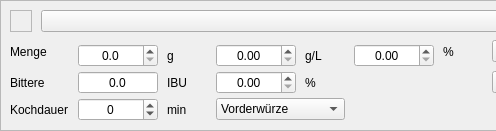
Before: the Qt Designer form kleiner-brauhelfer/widgets/wdghopfengabe.ui in kleiner-brauhelfer/kleiner-brauhelfer-2, drawn with Qt 5; both pictures show x 0 to 496 and y 0 to 131 of the 823 by 131 pixel window.
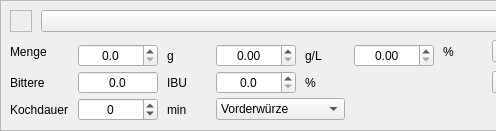
After: the same form once the commit is applied. Icons and pictures are not drawn. Custom widgets are drawn as their Qt base class.

```diff
--- a/kleiner-brauhelfer/widgets/wdghopfengabe.ui
+++ b/kleiner-brauhelfer/widgets/wdghopfengabe.ui
@@ -597,7 +597,7 @@
            <set>Qt::AlignCenter</set>
           </property>
           <property name="decimals">
-           <number>2</number>
+           <number>1</number>
           </property>
           <property name="minimum">
            <double>0.000000000000000</double>
```
